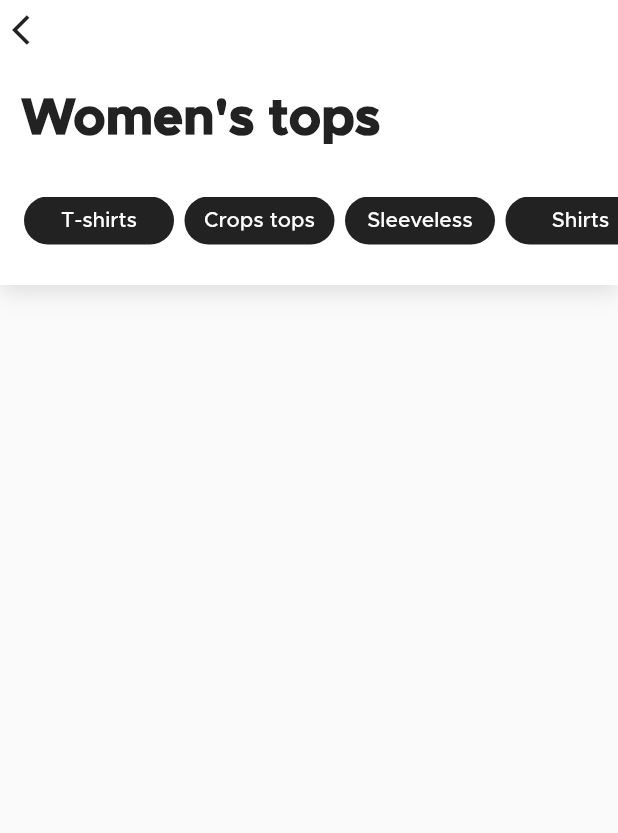
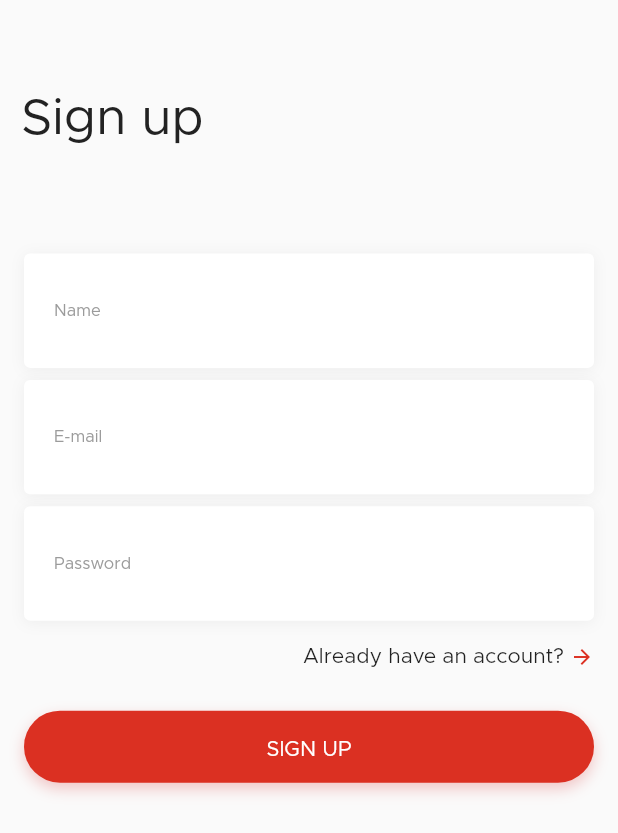
Before and after one commit to professordezani/flutter-mcommerce, a Flutter app: the screen it shows after launch, on a phone screen of 412 x 824 dp. Shown: the top 833 px of the screen. Run offline on Flutter 3.47's test engine with Material 2 defaults, Android fonts, the light colour scheme and no system bars; our stand-ins replace cloud_firestore, firebase_auth; accounts and stored records are empty.

Commit message:
Versão da aula 02/06

```diff
--- a/lib/main.dart
+++ b/lib/main.dart
@@ -1,5 +1,6 @@
 import 'package:flutter/material.dart';
 import 'package:mcommerce/pages/catalogo.dart';
+import 'package:mcommerce/pages/signup.dart';
 
 void main() {
   runApp(MyApp());
@@ -18,7 +19,7 @@ class MyApp extends StatelessWidget {
         backgroundColor: Color(0xFFE5E5E5),
         fontFamily: 'Metropolis'
       ),
-      home: CatalogoPage()
+      home: SignupPage()
     );
   }
 }
--- /dev/null
+++ b/lib/models/produto.model.dart
@@ -0,0 +1,18 @@
+class ProdutoModel
+{
+  String name;
+  String brand;
+  int stars;
+  double price;
+  String imageUrl;
+
+  ProdutoModel(this.name, this.brand, this.stars, this.price, this.imageUrl);
+
+  ProdutoModel.fromJson(Map<String, dynamic> json) {
+    this.name = json['name'];
+    this.brand = json['brand'];
+    this.stars = json['stars'];
+    this.price = json['price'];
+    this.imageUrl = json['image_url'];
+  }
+}
--- a/lib/pages/catalogo.dart
+++ b/lib/pages/catalogo.dart
@@ -1,11 +1,11 @@
 import 'package:flutter/material.dart';
+import 'package:mcommerce/models/produto.model.dart';
 import 'package:mcommerce/widgets/itemCategoria.dart';
 import 'package:mcommerce/widgets/produto.dart';
 
 import 'package:cloud_firestore/cloud_firestore.dart';
 
-class CatalogoPage extends StatelessWidget
-{
+class CatalogoPage extends StatelessWidget {
   @override
   Widget build(BuildContext context) {
     return Scaffold(
@@ -22,25 +22,26 @@ class CatalogoPage extends StatelessWidget
                   BoxShadow(
                     color: Color.fromRGBO(0, 0, 0, 0.12),
                     offset: Offset(0, 4),
-                      blurRadius: 12
-                    )
-                  ]
+                    blurRadius: 12,
+                  ),
+                ],
               ),
               child: Column(
                 crossAxisAlignment: CrossAxisAlignment.start,
                 children: [
                   Container(
                     margin: EdgeInsets.fromLTRB(8, 8, 0, 30),
-                      child: Icon(Icons.arrow_back_ios)
+                    child: Icon(Icons.arrow_back_ios),
                   ),
                   Container(
                     margin: EdgeInsets.fromLTRB(14, 0, 0, 35),
-                      child: Text("Women's tops",
+                    child: Text(
+                      "Women's tops",
                       style: TextStyle(
-                          fontSize:34,
+                        fontSize: 34,
                         fontWeight: FontWeight.w900,
-                          color: Color(0xFF222222)
-                        )
+                        color: Color(0xFF222222),
+                      ),
                     ),
                   ),
                   Container(
@@ -53,48 +54,38 @@ class CatalogoPage extends StatelessWidget
                         ItemCategoria("Crops tops"),
                         ItemCategoria("Sleeveless"),
                         ItemCategoria("Shirts")
-                        ]
+                      ],
+                    ),
                   )
-                    )
-                  ]
-                )
+                ],
+              ),
             ),
             Container(
               child: StreamBuilder(
-                  stream: Firestore.instance.collection('products').orderBy('name').snapshots(),
-                  builder: (BuildContext context, AsyncSnapshot<QuerySnapshot> snapshot) {
-                    if(snapshot.connectionState == ConnectionState.waiting)
+                stream: Firestore.instance
+                    .collection('products')
+                    .orderBy('name')
+                    .snapshots(),
+                builder: (BuildContext context,
+                    AsyncSnapshot<QuerySnapshot> snapshot) {
+                  if (snapshot.connectionState == ConnectionState.waiting)
                     return Center(child: CircularProgressIndicator());
 
                   return Flexible(
                     child: ListView.builder(
                       itemCount: snapshot.data.documents.length,
                       itemBuilder: (_, indice) {
-                          String name = snapshot.data.documents[indice]['name'];
-                          String brand = snapshot.data.documents[indice]['brand'];
-                          int stars = snapshot.data.documents[indice]['stars'];
-                          double price = snapshot.data.documents[indice]['price'];
-                          String imageUrl = snapshot.data.documents[indice]['image_url'];
-                          return Produto(name, brand, stars, price, imageUrl);
+                        var model = ProdutoModel.fromJson(snapshot.data.documents[indice].data);
+                        return Produto(model);
                       },
                     ),
                   );
-                  }
+                },
               ),
-                // child: Flexible(
-                //   child: ListView(
-                //     children: <Widget>[
-                //       Produto("Pullover", "Mango", 3, 51, "assets/images/modelo1.png"),
-                //       Produto("Blouse", "Dorothy Perkins", 0, 34, "assets/images/modelo2.png"),
-                //       Produto("T-shirt", "LOST Ink", 10, 12, "assets/images/modelo3.png"),
-                //     ],
-                //   ),
-                // )
             )
-            ]
+          ],
         ),
       ),
     );
   }
-
 }
--- /dev/null
+++ b/lib/pages/signup.dart
@@ -0,0 +1,204 @@
+import 'package:flutter/material.dart';
+import 'package:firebase_auth/firebase_auth.dart';
+
+class SignupPage extends StatelessWidget {
+
+  String _name;
+  String _email;
+  String _password;
+
+  var _formKey = GlobalKey<FormState>();
+
+  @override
+  Widget build(BuildContext context) {
+    return Scaffold(
+      resizeToAvoidBottomInset: true,
+      body: SafeArea(
+        child: SingleChildScrollView(
+          child: Column(
+            crossAxisAlignment: CrossAxisAlignment.start,
+            children: [
+              Container(
+                margin: EdgeInsets.fromLTRB(14, 62, 14, 73),
+                child: Text(
+                  "Sign up",
+                  style: TextStyle(
+                    fontSize: 34,
+                    color: Color(0xFF222222),
+                  ),
+                ),
+              ),
+              Container(
+                margin: EdgeInsets.fromLTRB(16, 0, 16, 126),
+                child: Form(
+                  key: _formKey,
+                  child: Column(
+                    children: [
+                      Container(
+                        padding: EdgeInsets.fromLTRB(20, 10, 20, 10),
+                        decoration: BoxDecoration(
+                          color: Color(0xFFFFFFFF),
+                          boxShadow: [
+                            BoxShadow(
+                              offset: Offset(0, 1),
+                              blurRadius: 8,
+                              color: Color.fromRGBO(0, 0, 0, 0.05),
+                            ),
+                          ],
+                          borderRadius: BorderRadius.circular(4),
+                        ),
+                        child: TextFormField(
+                          decoration: InputDecoration(
+                            hintText: "Name",
+                            hintStyle: TextStyle(
+                                color: Color(0xFF9B9B9B),
+                                fontSize: 14,
+                                height: 1.42),
+                            labelText: "Name",
+                            labelStyle: TextStyle(
+                              color: Color(0xFF9B9B9B),
+                              fontSize: 11,
+                            ),
+                            border: InputBorder.none,
+                          ),
+                          onSaved: (value) => _name = value,
+                          validator: (value) {
+                            if(value.isEmpty)
+                              return "Campo nome obrigatório";
+                            return null;
+                          },
+                        ),
+                      ),
+                      Container(
+                        margin: EdgeInsets.only(top: 8),
+                        padding: EdgeInsets.fromLTRB(20, 10, 20, 10),
+                        decoration: BoxDecoration(
+                          color: Color(0xFFFFFFFF),
+                          boxShadow: [
+                            BoxShadow(
+                              offset: Offset(0, 1),
+                              blurRadius: 8,
+                              color: Color.fromRGBO(0, 0, 0, 0.05),
+                            ),
+                          ],
+                          borderRadius: BorderRadius.circular(4),
+                        ),
+                        child: TextFormField(
+                          keyboardType: TextInputType.emailAddress,
+                          decoration: InputDecoration(
+                            hintText: "E-mail",
+                            hintStyle: TextStyle(
+                                color: Color(0xFF9B9B9B),
+                                fontSize: 14,
+                                height: 1.42),
+                            labelText: "E-mail",
+                            labelStyle: TextStyle(
+                              color: Color(0xFF9B9B9B),
+                              fontSize: 11,
+                            ),
+                            border: InputBorder.none,
+                          ),
+                          onSaved: (value) => _email = value,
+                          validator: (value) {
+                            if(value.isEmpty)
+                              return "Campo e-mail obrigatório";
+                            return null;
+                          },
+                        ),
+                      ),
+                      Container(
+                        margin: EdgeInsets.only(top: 8),
+                        padding: EdgeInsets.fromLTRB(20, 10, 20, 10),
+                        decoration: BoxDecoration(
+                          color: Color(0xFFFFFFFF),
+                          boxShadow: [
+                            BoxShadow(
+                              offset: Offset(0, 1),
+                              blurRadius: 8,
+                              color: Color.fromRGBO(0, 0, 0, 0.05),
+                            ),
+                          ],
+                          borderRadius: BorderRadius.circular(4),
+                        ),
+                        child: TextFormField(
+                          obscureText: true,
+                          decoration: InputDecoration(
+                            hintText: "Password",
+                            hintStyle: TextStyle(
+                                color: Color(0xFF9B9B9B),
+                                fontSize: 14,
+                                height: 1.42),
+                            labelText: "Password",
+                            labelStyle: TextStyle(
+                              color: Color(0xFF9B9B9B),
+                              fontSize: 11,
+                            ),
+                            border: InputBorder.none,
+                          ),
+                          onSaved: (value) => _password = value,
+                          validator: (value) {
+                            if(value.isEmpty || value.length < 6)
+                              return "Campo password deve conter 6 caracteres";
+                            return null;
+                          },
+                        ),
+                      ),
+                      Container(
+                        margin: EdgeInsets.only(top: 16, bottom: 28),
+                        child: Row(
+                          mainAxisAlignment: MainAxisAlignment.end,
+                          children: [
+                            Text("Already have an account?"),
+                            SizedBox(width: 4),
+                            Icon(
+                              Icons.arrow_forward,
+                              size: 16,
+                              color: Color(0xFFDB3022),
+                            ),
+                          ],
+                        ),
+                      ),
+                      GestureDetector(
+                        onTap: () {
+                          if(_formKey.currentState.validate()) {
+                            _formKey.currentState.save();
+                            FirebaseAuth.instance
+                              .createUserWithEmailAndPassword(email: _email, password: _password);
+                          }
+                        },
+                        child: Container(
+                          height: 48,
+                          width: double.infinity,
+                          decoration: BoxDecoration(
+                            color: Color(0xFFDB3022),
+                            boxShadow: [
+                              BoxShadow(
+                                offset: Offset(0, 4),
+                                blurRadius: 8,
+                                color: Color.fromRGBO(211, 38, 38, 0.25),
+                              ),
+                            ],
+                            borderRadius: BorderRadius.circular(25),
+                          ),
+                          child: Center(
+                            child: Text(
+                              "SIGN UP",
+                              style: TextStyle(
+                                  fontSize: 14,
+                                  color: Color(0xFFFFFFFF),
+                                  height: 1.42),
+                            ),
+                          ),
+                        ),
+                      )
+                    ],
+                  ),
+                ),
+              ),
+            ],
+          ),
+        ),
+      ),
+    );
+  }
+}
--- a/lib/widgets/produto.dart
+++ b/lib/widgets/produto.dart
@@ -1,14 +1,11 @@
 import 'package:flutter/material.dart';
+import 'package:mcommerce/models/produto.model.dart';
 
 class Produto extends StatelessWidget {
 
-  final String name;
-  final String brand;
-  final int stars;
-  final double price;
-  final String imageUrl;
+  final ProdutoModel model;
 
-  Produto(this.name, this.brand, this.stars, this.price, this.imageUrl);
+  Produto(this.model);
 
   @override
   Widget build(BuildContext context) {
@@ -28,13 +25,13 @@ class Produto extends StatelessWidget {
       ),
       child: Row(
         children: [
-          Image.asset(imageUrl),
+          Image.asset(model.imageUrl),
           SizedBox(width: 11),
           Column(
             mainAxisSize: MainAxisSize.min,
             crossAxisAlignment: CrossAxisAlignment.start,
             children: [
-              Text(name,
+              Text(model.name,
                 style: TextStyle(
                   fontFamily: 'Metropolis',
                   fontSize: 16,
@@ -43,7 +40,7 @@ class Produto extends StatelessWidget {
                 )
               ),
               SizedBox(height: 4),
-              Text(brand,
+              Text(model.brand,
                 style: TextStyle(
                   fontFamily: 'Metropolis',
                   fontSize: 11,
@@ -61,7 +58,7 @@ class Produto extends StatelessWidget {
                     Icon(Icons.star_border, color: Color(0xFF9B9B9B), size: 14),
                     Icon(Icons.star_border, color: Color(0xFF9B9B9B), size: 14),
                     Icon(Icons.star_border, color: Color(0xFF9B9B9B), size: 14),
-                    Text("($stars)",
+                    Text("(${model.stars})",
                       style: TextStyle(
                         color: Color(0xFF9B9B9B),
                         fontSize: 10
@@ -71,7 +68,7 @@ class Produto extends StatelessWidget {
                 )
               ),
 
-              Text("$price\$",
+              Text("${model.price}\$",
               style: TextStyle(
                   fontSize: 14,
                   fontFamily: 'Metropolis',
--- a/pubspec.yaml
+++ b/pubspec.yaml
@@ -29,6 +29,7 @@ dependencies:
   # Use with the CupertinoIcons class for iOS style icons.
   cupertino_icons: ^0.1.3
   cloud_firestore: ^0.13.6
+  firebase_auth: ^0.16.1
 
 dev_dependencies:
   flutter_test:
```
Also changed, not shown: pubspec.lock. Lines whose indentation alone changed are shown as unchanged.
